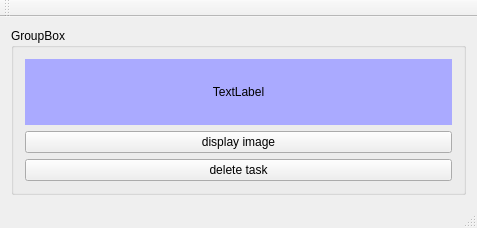
Before: the Qt Designer form cell.ui in mehreen019/notebox-dashboard-pws-part-, drawn with Qt 5.
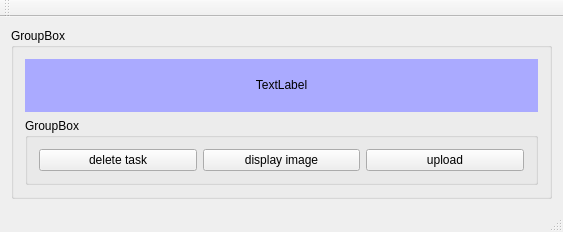
After: the same form once the commit is applied.

Patch:
```diff
--- a/cell.ui
+++ b/cell.ui
@@ -6,8 +6,8 @@
    <rect>
     <x>0</x>
     <y>0</y>
-    <width>477</width>
-    <height>228</height>
+    <width>563</width>
+    <height>232</height>
    </rect>
   </property>
   <property name="maximumSize">
@@ -20,7 +20,7 @@
    <string>cell</string>
   </property>
   <widget class="QWidget" name="centralWidget">
-   <layout class="QHBoxLayout" name="horizontalLayout_2">
+   <layout class="QVBoxLayout" name="verticalLayout_2">
     <item>
      <widget class="QGroupBox" name="groupBox">
       <property name="title">
@@ -38,12 +38,11 @@
         </widget>
        </item>
        <item>
-        <widget class="QPushButton" name="displayImage">
-         <property name="text">
-          <string>display image</string>
+        <widget class="QGroupBox" name="groupBox_2">
+         <property name="title">
+          <string>GroupBox</string>
          </property>
-        </widget>
-       </item>
+         <layout class="QHBoxLayout" name="horizontalLayout">
        <item>
         <widget class="QPushButton" name="deleteTask">
          <property name="text">
@@ -51,6 +50,23 @@
          </property>
         </widget>
        </item>
+          <item>
+           <widget class="QPushButton" name="displayImage">
+            <property name="text">
+             <string>display image</string>
+            </property>
+           </widget>
+          </item>
+          <item>
+           <widget class="QPushButton" name="upload">
+            <property name="text">
+             <string>upload</string>
+            </property>
+           </widget>
+          </item>
+         </layout>
+        </widget>
+       </item>
       </layout>
      </widget>
     </item>
```
Left out of the diff: 2 changed lines with no effect on the pictures. Lines whose indentation alone changed are shown as unchanged.
